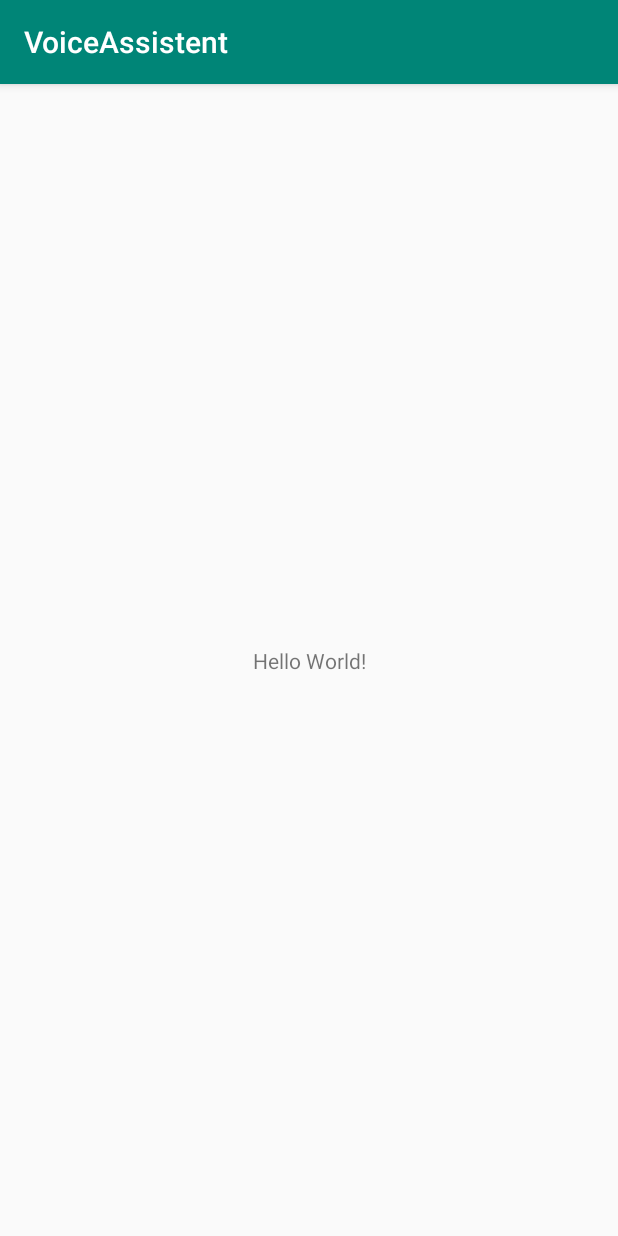
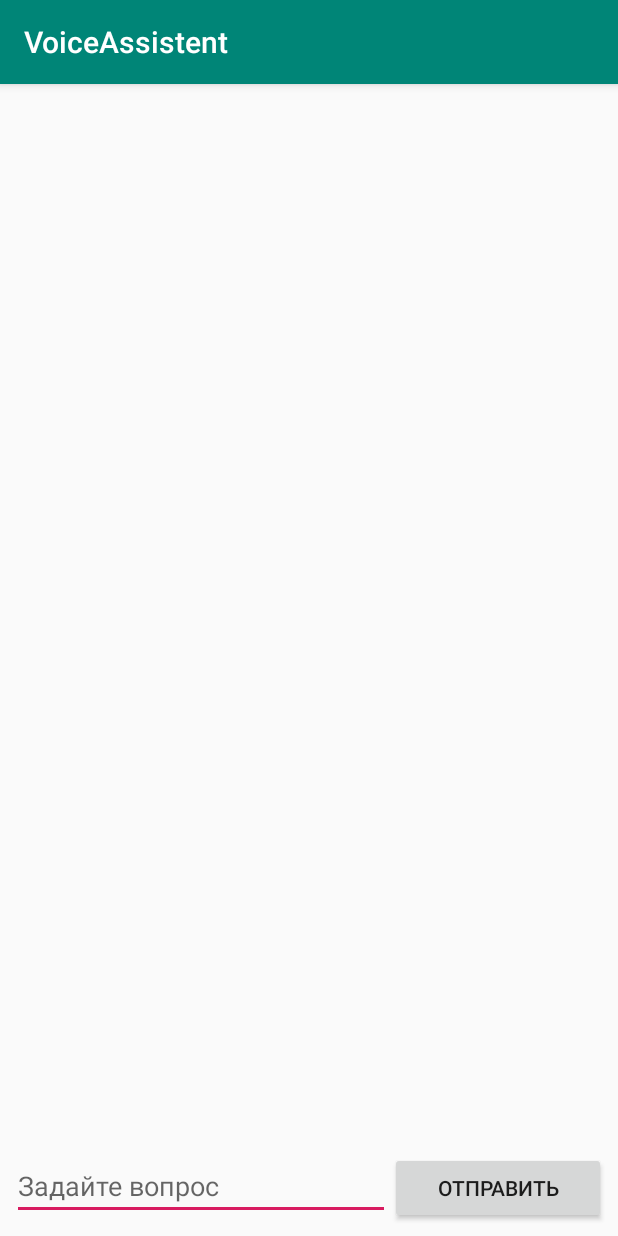
Before and after one commit to BuzVan/VoiceAssistent, an Android app: the screen it shows after launch (MainActivity), on a phone screen of 412 x 824 dp. Run offline under Robolectric (Android 15) with nearby library versions, the phone set to English and light mode, and no system bars.

Commit message:
Сделанная первая лаба

```diff
--- a/app/src/main/java/com/voiceassistent/MainActivity.java
+++ b/app/src/main/java/com/voiceassistent/MainActivity.java
@@ -3,12 +3,30 @@ package com.voiceassistent;
 import androidx.appcompat.app.AppCompatActivity;
 
 import android.os.Bundle;
+import android.view.View;
+import android.widget.Button;
+import android.widget.EditText;
+import android.widget.TextView;
 
 public class MainActivity extends AppCompatActivity {
 
+    protected Button sendButton;
+    protected EditText questionText;
+    protected TextView chatWindow;
     @Override
     protected void onCreate(Bundle savedInstanceState) {
         super.onCreate(savedInstanceState);
         setContentView(R.layout.activity_main);
+
+        sendButton = findViewById(R.id.sendButton);
+        questionText = findViewById(R.id.questionField);
+        chatWindow = findViewById(R.id.chatWindow);
+    }
+    public void sendButtonOnClick(View view) {
+        String text = questionText.getText().toString();
+        String answer = AI.getAnswer(text);
+        chatWindow.append(String.format("   >> %s\n",text));
+        chatWindow.append(String.format("<< %s\n",answer));
+        questionText.getText().clear();
     }
 }
--- a/app/src/main/res/layout/activity_main.xml
+++ b/app/src/main/res/layout/activity_main.xml
@@ -7,12 +7,50 @@
     tools:context=".MainActivity">
 
     <TextView
-        android:layout_width="wrap_content"
-        android:layout_height="wrap_content"
-        android:text="Hello World!"
-        app:layout_constraintBottom_toBottomOf="parent"
-        app:layout_constraintLeft_toLeftOf="parent"
-        app:layout_constraintRight_toRightOf="parent"
+        android:id="@+id/chatWindow"
+        android:layout_width="match_parent"
+        android:layout_height="0dp"
+        android:layout_marginStart="@dimen/margin"
+        android:layout_marginTop="@dimen/margin"
+        android:layout_marginEnd="@dimen/margin"
+        android:gravity="bottom"
+        android:text=""
+        android:textAlignment="gravity"
+        android:textSize="@dimen/textSize"
+        app:layout_constraintBottom_toTopOf="@+id/linearLayout"
+        app:layout_constraintEnd_toEndOf="parent"
+        app:layout_constraintStart_toStartOf="parent"
         app:layout_constraintTop_toTopOf="parent" />
 
+    <LinearLayout
+        android:id="@+id/linearLayout"
+        android:layout_width="0dp"
+        android:layout_height="wrap_content"
+        android:layout_marginStart="@dimen/margin"
+        android:layout_marginEnd="@dimen/margin"
+        android:layout_marginBottom="@dimen/margin"
+        android:orientation="horizontal"
+        app:layout_constraintBottom_toBottomOf="parent"
+        app:layout_constraintEnd_toEndOf="parent"
+        app:layout_constraintStart_toStartOf="parent">
+
+        <EditText
+            android:id="@+id/questionField"
+            android:layout_width="wrap_content"
+            android:layout_height="wrap_content"
+            android:layout_weight="1"
+            android:ems="10"
+            android:inputType="textPersonName"
+            android:hint="@string/questionFieldHint"
+            android:text=""
+            android:importantForAutofill="no" />
+
+        <Button
+            android:id="@+id/sendButton"
+            android:layout_width="wrap_content"
+            android:layout_height="wrap_content"
+            android:layout_weight="1"
+            android:text="@string/sendButtonText"
+            android:onClick="sendButtonOnClick"/>
+    </LinearLayout>
 </androidx.constraintlayout.widget.ConstraintLayout>
--- /dev/null
+++ b/app/src/main/res/values/dimens.xml
@@ -0,0 +1,5 @@
+<?xml version="1.0" encoding="utf-8"?>
+<resources>
+    <dimen name="textSize">20sp</dimen>
+    <dimen name="margin">8dp</dimen>
+</resources>
--- a/app/src/main/res/values/strings.xml
+++ b/app/src/main/res/values/strings.xml
@@ -1,3 +1,5 @@
 <resources>
     <string name="app_name">VoiceAssistent</string>
+    <string name="questionFieldHint">Задайте вопрос</string>
+    <string name="sendButtonText">Отправить</string>
 </resources>
```
Also changed, not shown: app/src/main/java/com/voiceassistent/AI.java (added, +25 -0 lines), 1 other file.
